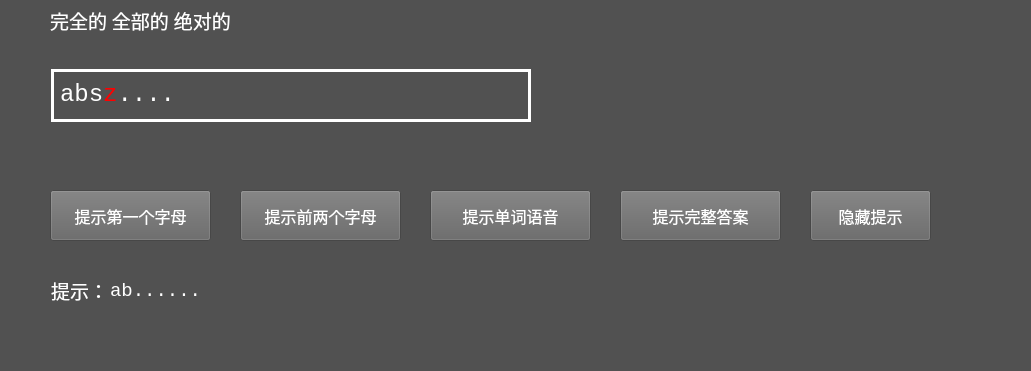
The window that Spell.ui (liyuxuan2003/ParrotWords) describes before a commit, drawn with Qt 5; both pictures show x 0 to 1031 and y 200 to 571 of the 1200 by 675 pixel window.
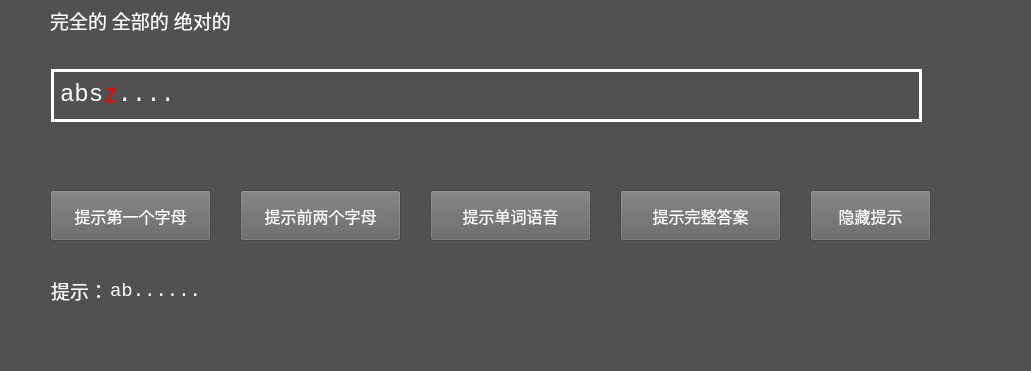
The same window after the commit. Icons and pictures are not drawn.

The edit to the form file:
```diff
--- a/Spell.ui
+++ b/Spell.ui
@@ -142,7 +142,7 @@
     <rect>
      <x>60</x>
      <y>275</y>
-     <width>461</width>
+     <width>711</width>
      <height>41</height>
     </rect>
    </property>
@@ -167,7 +167,7 @@
     <rect>
      <x>51</x>
      <y>260</y>
-     <width>480</width>
+     <width>871</width>
      <height>21</height>
     </rect>
    </property>
@@ -189,7 +189,7 @@
     <rect>
      <x>51</x>
      <y>310</y>
-     <width>480</width>
+     <width>871</width>
      <height>21</height>
     </rect>
    </property>
@@ -231,7 +231,7 @@
   <widget class="Line" name="line4">
    <property name="geometry">
     <rect>
-     <x>528</x>
+     <x>919</x>
      <y>270</y>
      <width>3</width>
      <height>50</height>
@@ -358,7 +358,7 @@
     <rect>
      <x>110</x>
      <y>470</y>
-     <width>461</width>
+     <width>811</width>
      <height>41</height>
     </rect>
    </property>
```
